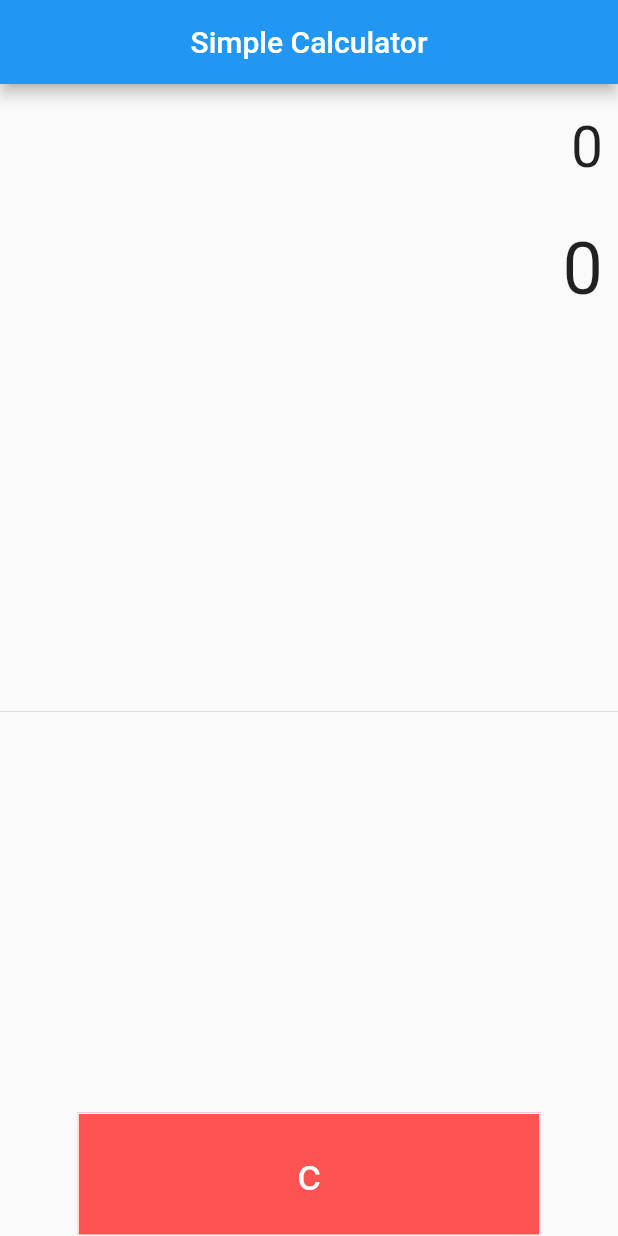
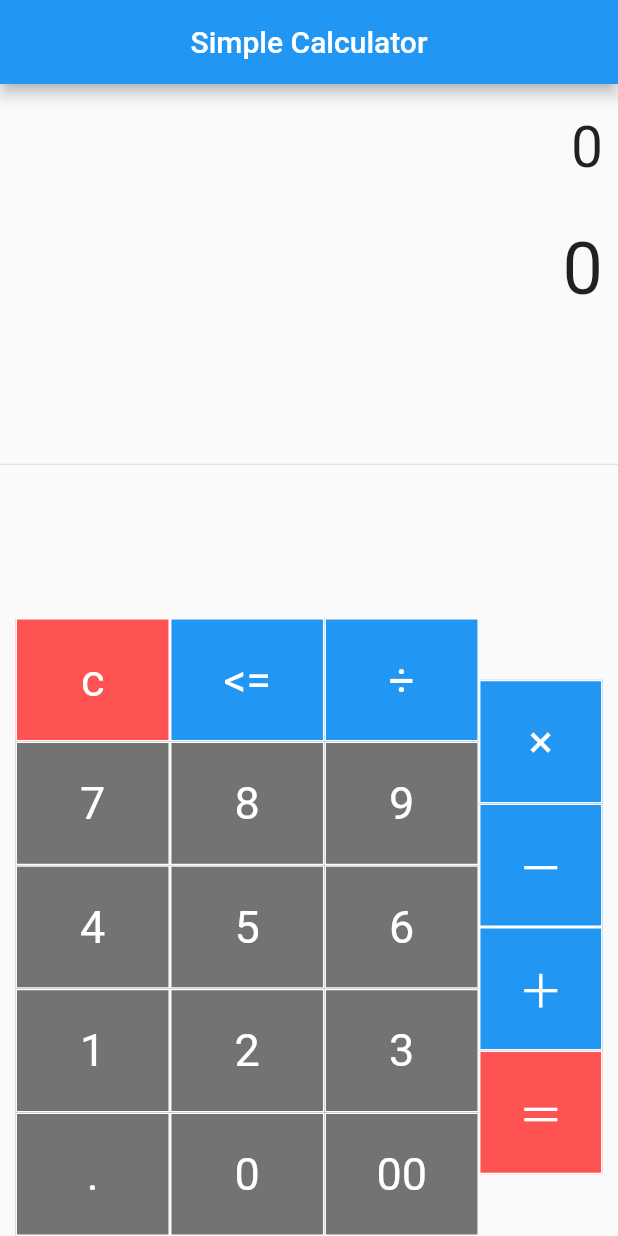
Before and after one commit to ATynchtyk/simple_calculator, a Flutter app: the screen it shows after launch, on a phone screen of 412 x 824 dp. Run offline on Flutter 3.47's test engine with Material 2 defaults, Android fonts, the phone set to English and light mode, and no system bars.

Commit message:
Calculator butolek

```diff
--- a/lib/calculator_page.dart
+++ b/lib/calculator_page.dart
@@ -8,6 +8,73 @@ class CalculatorPage extends StatefulWidget {
 }
 
 class _CalculatorPageState extends State<CalculatorPage> {
+
+  String equation = "0";
+  String result = "0";
+  String expression = "";
+  double equationFontSize = 38.0;
+  double resultFonSize = 48.0;
+
+  buttonPressed(String buttonText) {
+    setState(() {
+      if (buttonText == "c") {
+        equation = "0";
+        result = "0";
+        equationFontSize = 38.0;
+        resultFonSize = 48.0;
+      }
+
+       else if (buttonText == "<=") {
+          equationFontSize = 48.0;
+        resultFonSize = 38.0;
+        equation = equation.substring(0, equation.length - 1);
+        if (equation == "") {
+          equation = "0";
+        }
+      }
+
+      else if (buttonText == "=") {
+          equationFontSize = 38.0;
+        resultFonSize = 48.0;
+      }
+
+      else {
+          equationFontSize = 48.0;
+        resultFonSize = 38.0;
+        if (equation == "0") {
+          equation == buttonText;
+        }
+
+         else {
+          equation = equation + buttonText;
+        }
+      }
+    },);
+  }
+
+  Widget buildButton(
+      String buttonText, double buttonHeight, Color ButtonColor) {
+    return Container(
+      height: MediaQuery.of(context).size.height * 0.1 * buttonHeight,
+      color: ButtonColor,
+      child: FlatButton(
+          shape: RoundedRectangleBorder(
+            borderRadius: BorderRadius.circular(0.0),
+            side: const BorderSide(
+                color: Colors.white, width: 1, style: BorderStyle.solid),
+          ),
+          padding: const EdgeInsets.all(16.0),
+          onPressed: () => buttonPressed(buttonText),
+          child: Text(
+            buttonText,
+            style: const TextStyle(
+                fontSize: 30.0,
+                fontWeight: FontWeight.normal,
+                color: Colors.white),
+          )),
+    );
+  }
+
   @override
   Widget build(BuildContext context) {
     return Scaffold(
@@ -19,21 +86,21 @@ class _CalculatorPageState extends State<CalculatorPage> {
         children: <Widget>[
           Container(
             alignment: Alignment.centerRight,
-            padding: EdgeInsets.fromLTRB(10, 20, 10, 0),
+            padding: const EdgeInsets.fromLTRB(10, 20, 10, 0),
             child: Text(
-              "0",
-              style: TextStyle(fontSize: 38.0),
+              equation,
+              style: TextStyle(fontSize: equationFontSize),
             ),
           ),
           Container(
             alignment: Alignment.centerRight,
-            padding: EdgeInsets.fromLTRB(10, 30, 10, 0),
+            padding: const EdgeInsets.fromLTRB(10, 30, 10, 0),
             child: Text(
-              "0",
-              style: TextStyle(fontSize: 48.0),
+              result,
+              style: TextStyle(fontSize: resultFonSize),
             ),
           ),
-          Expanded(
+     const     Expanded(
             child: Divider(),
           ),
           Row(
@@ -45,27 +112,64 @@ class _CalculatorPageState extends State<CalculatorPage> {
                   children: [
                     TableRow(
                       children: [
-                        Container(
-                          height: MediaQuery.of(context).size.height * 0.1,
-                          color: Colors.redAccent,
-                          child: FlatButton(
-                              shape: RoundedRectangleBorder(
-                                borderRadius: BorderRadius.circular(0.0),
-                                side: BorderSide(
-                                    color: Colors.white,
-                                    width: 1,
-                                    style: BorderStyle.solid),
-                              ),
-                              padding: EdgeInsets.all(16.0),
-                              onPressed: null,
-                              child: Text(
-                                'c',
-                                style: TextStyle(
-                                    fontSize: 30.0,
-                                    fontWeight: FontWeight.normal,
-                                    color: Colors.white),
-                              )),
-                        ),
+                        buildButton("c", 1, Colors.redAccent),
+                        buildButton("<=", 1, Colors.blue),
+                        buildButton("÷", 1, Colors.blue),
+                      ],
+                    ),
+                    TableRow(
+                      children: [
+                        buildButton("7", 1, Colors.black54),
+                        buildButton("8", 1, Colors.black54),
+                        buildButton("9", 1, Colors.black54),
+                      ],
+                    ),
+                    TableRow(
+                      children: [
+                        buildButton("4", 1, Colors.black54),
+                        buildButton("5", 1, Colors.black54),
+                        buildButton("6", 1, Colors.black54),
+                      ],
+                    ),
+                    TableRow(
+                      children: [
+                        buildButton("1", 1, Colors.black54),
+                        buildButton("2", 1, Colors.black54),
+                        buildButton("3", 1, Colors.black54),
+                      ],
+                    ),
+                    TableRow(
+                      children: [
+                        buildButton(".", 1, Colors.black54),
+                        buildButton("0", 1, Colors.black54),
+                        buildButton("00", 1, Colors.black54),
+                      ],
+                    ),
+                  ],
+                ),
+              ),
+              Container(
+                width: MediaQuery.of(context).size.width * 0.20,
+                child: Table(
+                  children: [
+                    TableRow(
+                      children: [
+                        buildButton("×", 1, Colors.blue),
+                      ],
+                    ),
+                    TableRow(
+                      children: [
+                        buildButton("－", 1, Colors.blue),
+                      ],
+                    ),
+                    TableRow(
+                      children: [
+                        buildButton("＋", 1, Colors.blue),
+                      ],
+                    ),
+                    TableRow(
+                      children: [
+                        buildButton("＝", 1, Colors.redAccent),
                       ],
                     ),
                   ],
```
